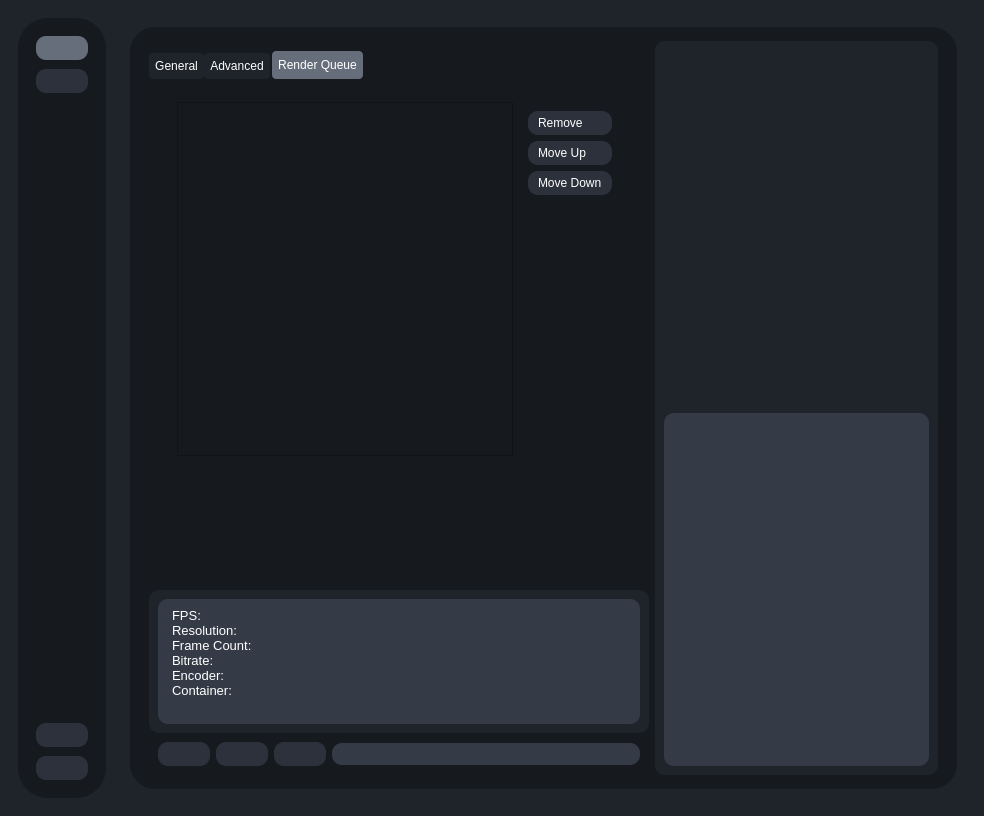
Before: the Qt Designer form testRVEInterface.ui in TNTwise/Rife-ESRGAN-App-Linux-QT, drawn with Qt 5.
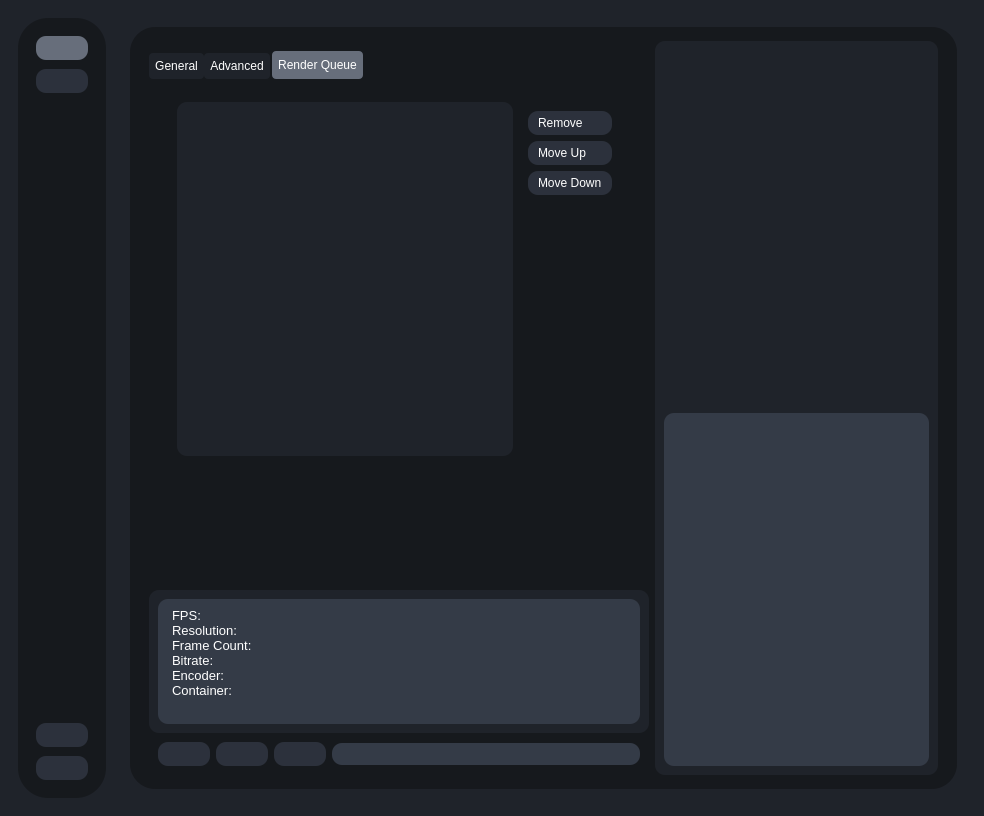
After: the same form once the commit is applied. The open tabs and pages were chosen to show the change. Icons and pictures are not drawn.

```diff
--- a/testRVEInterface.ui
+++ b/testRVEInterface.ui
@@ -596,7 +596,13 @@
 QScrollBar:horizontal{
 		background:#2c313c; /*change background here*/
 		color:transparent;
-}</string>
+}
+
+QListWidget{
+background-color:#16191d
+
+}
+</string>
              </property>
              <layout class="QGridLayout" name="gridLayout_3">
               <item row="0" column="0">
@@ -1607,7 +1613,17 @@
                       <widget class="QWidget" name="widget_22" native="true">
                        <layout class="QHBoxLayout" name="horizontalLayout_38">
                         <item>
-                         <widget class="QListWidget" name="renderQueueListWidget"/>
+                         <widget class="QListWidget" name="renderQueueListWidget">
+                          <property name="styleSheet">
+                           <string notr="true">QListWidget{
+background-color:#1f232a;
+border-radius:10px;
+}</string>
+                          </property>
+                          <property name="showDropIndicator" stdset="0">
+                           <bool>true</bool>
+                          </property>
+                         </widget>
                         </item>
                         <item>
                          <widget class="QWidget" name="widget_23" native="true">
```
Left out of the diff: 30 changed lines with no effect on the pictures.
